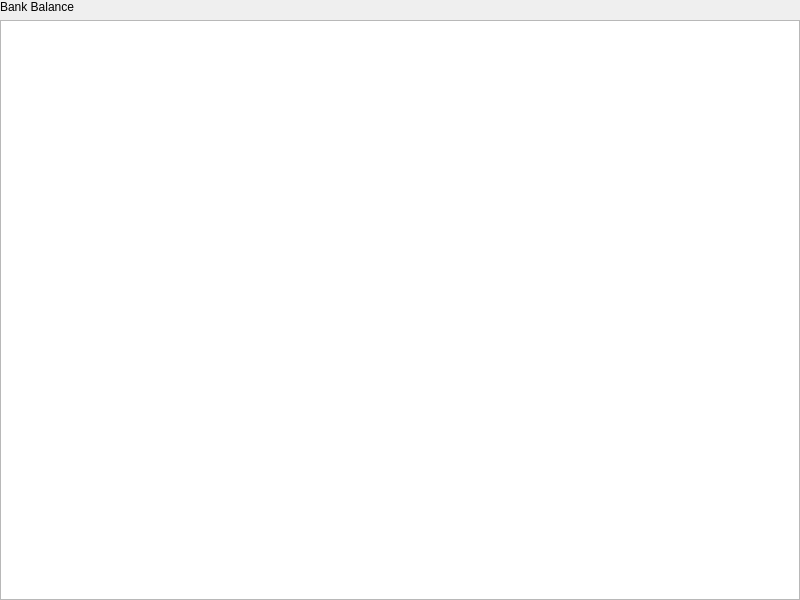
Before: the Qt Designer form views/BrowseDataView.ui in xcarol/wmm-qt, drawn with Qt 5.
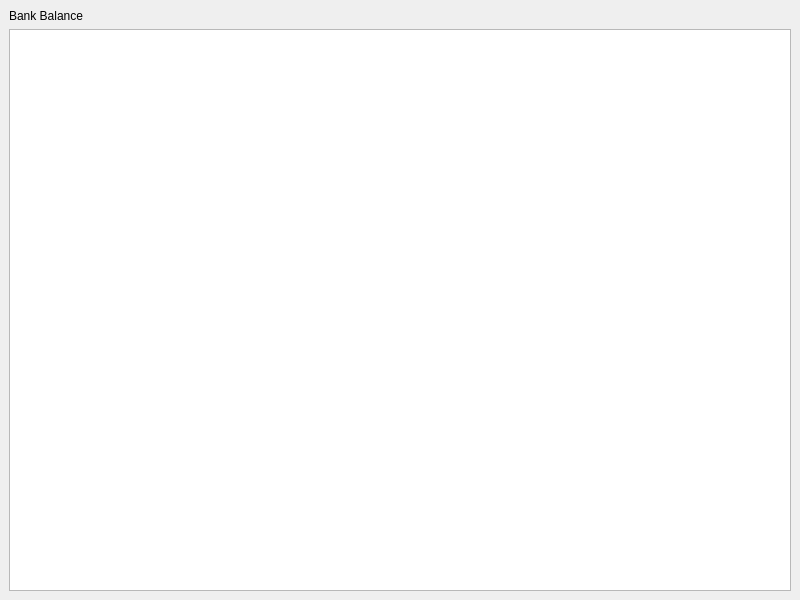
After: the same form once the commit is applied.

Commit message: fix view width height

Patch:
```diff
--- a/views/BrowseDataView.ui
+++ b/views/BrowseDataView.ui
@@ -14,15 +14,6 @@
    <string>DataBrowseView</string>
   </property>
   <widget class="QWidget" name="centralwidget">
-   <widget class="QWidget" name="gridLayoutWidget">
-    <property name="geometry">
-     <rect>
-      <x>0</x>
-      <y>0</y>
-      <width>800</width>
-      <height>600</height>
-     </rect>
-    </property>
     <layout class="QGridLayout" name="gridLayout">
      <item row="0" column="0">
       <layout class="QVBoxLayout" name="verticalLayout">
@@ -34,14 +25,13 @@
         </widget>
        </item>
        <item>
-        <widget class="QTableWidget" name="balanceTable"/>
+              <widget class="QTableWidget" name="balanceTable" />
        </item>
       </layout>
      </item>
     </layout>
    </widget>
   </widget>
- </widget>
- <resources/>
- <connections/>
+  <resources />
+  <connections />
 </ui>
```
Lines whose indentation alone changed are shown as unchanged. The commit also changes 1 other file.
